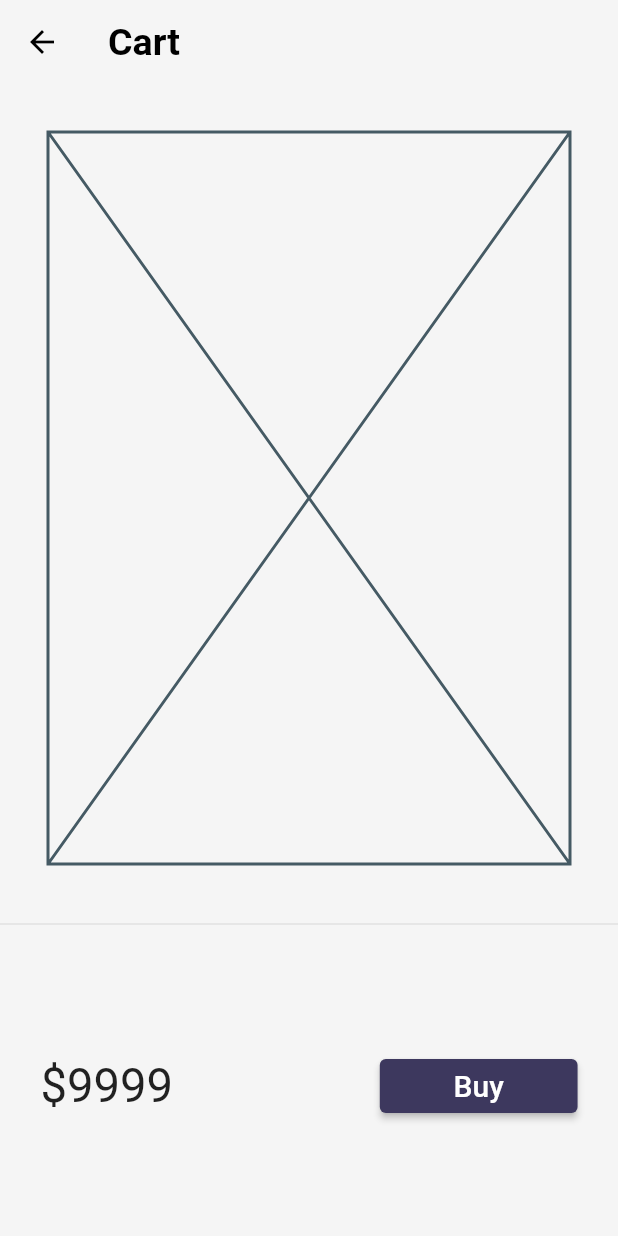
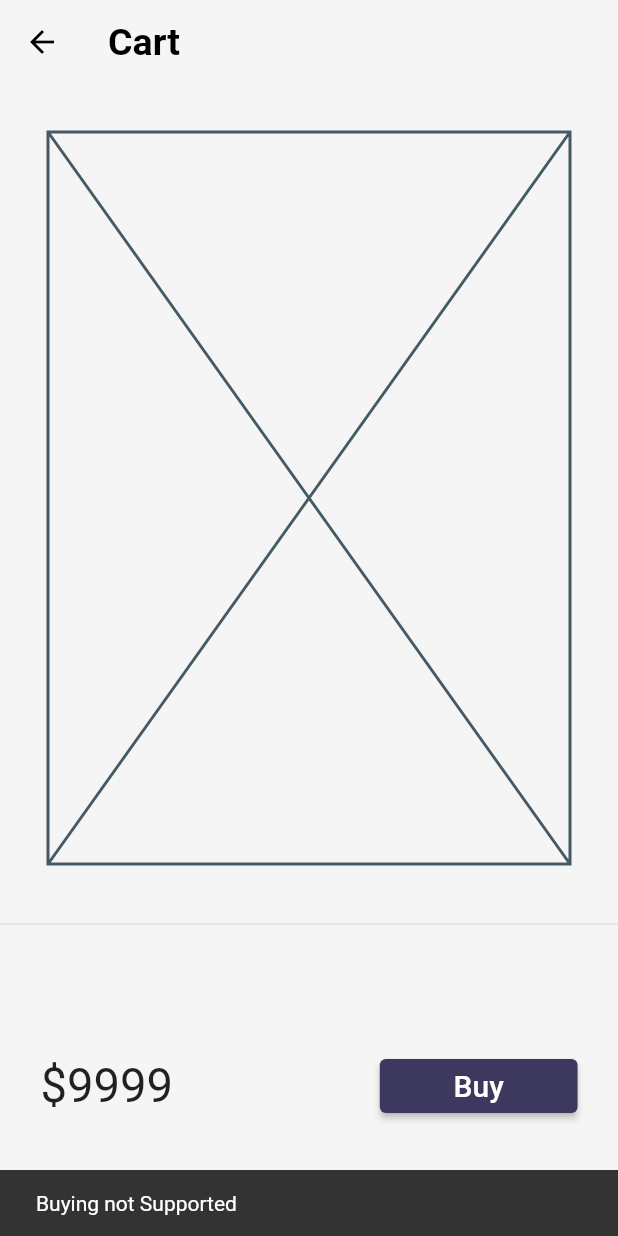
Before and after one commit to Mularbo/Learning_Flutter, a Flutter app: the CartPage screen opened by its route, after a tap on "Buy", on a phone screen of 412 x 824 dp. Run offline on Flutter 3.47's test engine with Material 2 defaults, Android fonts, the phone set to English and light mode, and no system bars; our stand-ins replace google_fonts, velocity_x.

Commit message:
stopping this course

```diff
--- a/lib/pages/cart_page.dart
+++ b/lib/pages/cart_page.dart
@@ -37,7 +37,13 @@ class _CartTotal extends StatelessWidget {
           "\$9999".text.xl4.make(),
           30.widthBox,
           ElevatedButton(
-            onPressed: () {},
+            onPressed: () {
+              ScaffoldMessenger.of(context).showSnackBar(
+                SnackBar(
+                  content: "Buying not Supported".text.make(),
+                ),
+              );
+            },
             style: ButtonStyle(
               backgroundColor: MaterialStateProperty.all(Mytheme.darkBluish),
             ),
--- a/lib/pages/login_page.dart
+++ b/lib/pages/login_page.dart
@@ -110,8 +110,8 @@ class _LoginPageState extends State<LoginPage> {
                   onTap: () => moveToHome(context),
 
                   child: AnimatedContainer(
-                    duration: Duration(seconds: 1),
-                    width: changebutton ? 35 : 110,
+                    duration: Duration(milliseconds: 500),
+                    width: changebutton ? 43 : 110,
                     height: 40,
                     alignment: Alignment.center,
                     child: changebutton
```
